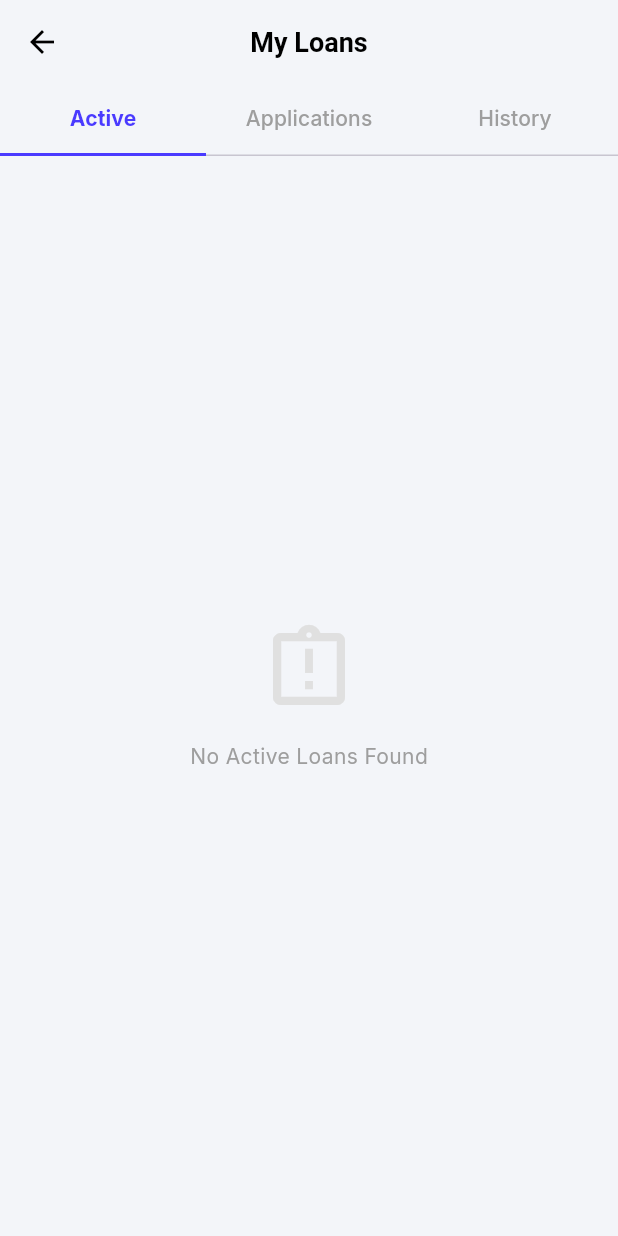
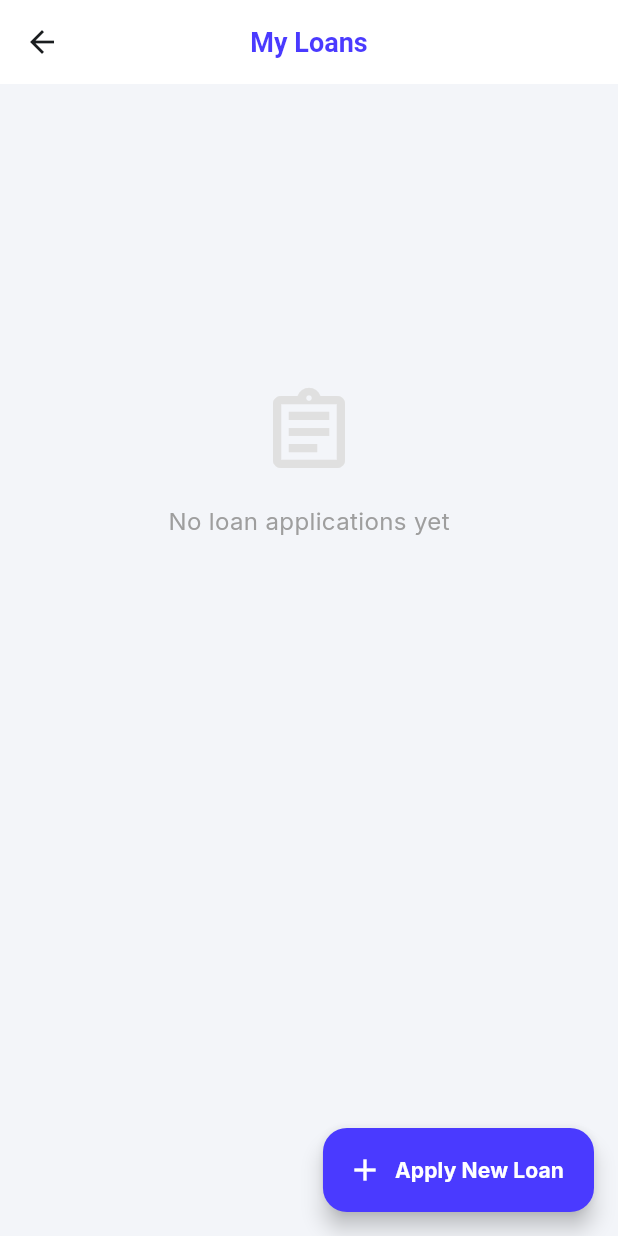
Before and after one commit to Dhankund-ORG/dhankund-offcial-all-in-one, a Flutter app: the MyLoansScreen screen opened directly, on a phone screen of 412 x 824 dp. Run offline on Flutter 3.47's test engine with Material 3 defaults, Android fonts, the phone set to English and light mode, and no system bars; our stand-ins replace cloud_firestore, file_picker, firebase_auth, flutter_dotenv, google_fonts, local_auth and 2 more; accounts and stored records are empty; network calls fail; project files that could hold a hidden picture were left out.

Commit message:
DSA my_loans: FutureBuilder + polling instead of Firestore stream

```diff
--- a/DSA-Banker-flutter app/lib/presentation/customer_app/my_loans_screen.dart
+++ b/DSA-Banker-flutter app/lib/presentation/customer_app/my_loans_screen.dart
@@ -1,247 +1,73 @@
-import 'package:cloud_firestore/cloud_firestore.dart';
-import 'package:firebase_auth/firebase_auth.dart';
+import 'dart:async';
 import 'package:flutter/material.dart';
-import 'loan_detail_screen.dart';
+import 'package:my_flutter_app/services/api_service.dart';
+import 'package:my_flutter_app/presentation/customer_app/loan_selection_screen.dart';
 
 class MyLoansScreen extends StatefulWidget {
   const MyLoansScreen({super.key});
-
   @override
   State<MyLoansScreen> createState() => _MyLoansScreenState();
 }
 
-class _MyLoansScreenState extends State<MyLoansScreen>
-    with SingleTickerProviderStateMixin {
-  late TabController _tabController;
+class _MyLoansScreenState extends State<MyLoansScreen> {
+  final _api = ApiService();
+  List<Map<String, dynamic>> _loans = [];
+  bool _isLoading = true;
+  Timer? _pollTimer;
 
   @override
-  void initState() {
-    super.initState();
-    _tabController = TabController(length: 3, vsync: this);
+  void initState() { super.initState(); _loadLoans(); _pollTimer = Timer.periodic(const Duration(seconds: 30), (_) => _loadLoans()); }
+  @override
+  void dispose() { _pollTimer?.cancel(); super.dispose(); }
+
+  Future<void> _loadLoans() async {
+    try {
+      final list = await _api.fetchMyLoans();
+      if (mounted) setState(() { _loans = list; _isLoading = false; });
+    } catch (e) {
+      if (mounted) setState(() => _isLoading = false);
+    }
   }
 
-  @override
-  void dispose() {
-    _tabController.dispose();
-    super.dispose();
+  Color _statusColor(String status) {
+    switch (status.toLowerCase()) {
+      case 'approved': case 'disbursed': return const Color(0xFF27AE60);
+      case 'rejected': return Colors.redAccent;
+      case 'processing': case 'in review': return Colors.blue;
+      default: return Colors.orange;
+    }
   }
 
   @override
   Widget build(BuildContext context) {
     return Scaffold(
       backgroundColor: const Color(0xFFF3F5F9),
-      appBar: AppBar(
-        title: const Text(
-          'My Loans',
-          style: TextStyle(
-            color: Colors.black,
-            fontWeight: FontWeight.bold,
-            fontSize: 18,
-          ),
-        ),
-        backgroundColor: Colors.transparent,
-        elevation: 0,
-        centerTitle: true,
-        leading: IconButton(
-          icon: const Icon(Icons.arrow_back, color: Colors.black),
-          onPressed: () => Navigator.pop(context),
-        ),
-        bottom: TabBar(
-          controller: _tabController,
-          labelColor: const Color(0xFF4A3AFF),
-          unselectedLabelColor: Colors.grey,
-          indicatorColor: const Color(0xFF4A3AFF),
-          tabs: const [
-            Tab(text: 'Active'),
-            Tab(text: 'Applications'),
-            Tab(text: 'History'),
-          ],
-        ),
+      appBar: AppBar(title: const Text('My Loans', style: TextStyle(color: Color(0xFF4A3AFF), fontWeight: FontWeight.bold)), backgroundColor: Colors.white, elevation: 0, centerTitle: true),
+      body: RefreshIndicator(
+        color: const Color(0xFF4A3AFF),
+        onRefresh: _loadLoans,
+        child: _isLoading
+          ? const Center(child: CircularProgressIndicator(color: Color(0xFF4A3AFF)))
+          : _loans.isEmpty
+            ? ListView(children: [const SizedBox(height: 200), Center(child: Column(children: [Icon(Icons.assignment_outlined, size: 64, color: Colors.grey[300]), const SizedBox(height: 16), const Text('No loan applications yet', style: TextStyle(color: Colors.grey, fontSize: 16))]))],)
+            : ListView.builder(padding: const EdgeInsets.all(20.0), itemCount: _loans.length, itemBuilder: (context, index) {
+                final loan = _loans[index];
+                final status = (loan['status'] ?? 'Pending').toString();
+                final color = _statusColor(status);
+                return Container(margin: const EdgeInsets.only(bottom: 16), padding: const EdgeInsets.all(20), decoration: BoxDecoration(color: Colors.white, borderRadius: BorderRadius.circular(16), boxShadow: [BoxShadow(color: Colors.black.withOpacity(0.04), blurRadius: 10, offset: const Offset(0, 4))]), child: Column(crossAxisAlignment: CrossAxisAlignment.start, children: [
+                  Row(mainAxisAlignment: MainAxisAlignment.spaceBetween, children: [Expanded(child: Text(loan['loan_type'] ?? 'Loan', style: const TextStyle(fontSize: 18, fontWeight: FontWeight.bold, color: Colors.black87))), Container(padding: const EdgeInsets.symmetric(horizontal: 12, vertical: 6), decoration: BoxDecoration(color: color.withOpacity(0.1), borderRadius: BorderRadius.circular(20)), child: Text(status, style: TextStyle(color: color, fontSize: 12, fontWeight: FontWeight.bold)))]),
+                  const SizedBox(height: 12), const Divider(),
+                  const SizedBox(height: 12),
+                  if ((loan['full_name'] ?? '').toString().isNotEmpty) _buildInfoRow('Applicant', loan['full_name']),
+                  if ((loan['loan_amount'] ?? '').toString().isNotEmpty) _buildInfoRow('Amount', '₹${loan['loan_amount']}'),
+                  if ((loan['mobile_number'] ?? '').toString().isNotEmpty) _buildInfoRow('Mobile', loan['mobile_number']),
+                  _buildInfoRow('Submitted', (loan['submitted_at'] ?? '').toString().substring(0, (loan['submitted_at'] ?? '').toString().length > 10 ? 10 : (loan['submitted_at'] ?? '').toString().length)),
+                ]));
+              }),
       ),
-      body: TabBarView(
-        controller: _tabController,
-        children: [
-          _buildLoanList('Active'), // Active Loans
-          _buildLoanList('Applications'), // Pending Applications
-          _buildLoanList('History'), // Closed or Rejected
-        ],
-      ),
+      floatingActionButton: FloatingActionButton.extended(onPressed: () => Navigator.push(context, MaterialPageRoute(builder: (context) => const LoanSelectionScreen())), backgroundColor: const Color(0xFF4A3AFF), icon: const Icon(Icons.add, color: Colors.white), label: const Text('Apply New Loan', style: TextStyle(color: Colors.white, fontWeight: FontWeight.bold))),
     );
   }
 
-  Widget _buildLoanList(String category) {
-    final user = FirebaseAuth.instance.currentUser;
-    if (user == null)
-      return const Center(child: Text('Please login to view loans'));
-
-    Query query = FirebaseFirestore.instance
-        .collection('loan_applications')
-        .where(
-          'email',
-          isEqualTo: user.email,
-        ); // Filtering by user email for simplicity
-
-    return StreamBuilder<QuerySnapshot>(
-      stream: query.snapshots(),
-      builder: (context, snapshot) {
-        if (snapshot.hasError)
-          return Center(child: Text('Error: ${snapshot.error}'));
-        if (snapshot.connectionState == ConnectionState.waiting) {
-          return const Center(child: CircularProgressIndicator());
-        }
-
-        final docs = snapshot.data!.docs;
-
-        // Filter locally based on category
-        final filteredDocs = docs.where((doc) {
-          final data = doc.data() as Map<String, dynamic>;
-          final status = data['status'] ?? 'Submitted';
-          if (category == 'Active') return status == 'Disbursed';
-          if (category == 'Applications') {
-            return ['Submitted', 'Under Review', 'Approved'].contains(status);
-          }
-          if (category == 'History') {
-            return ['Closed', 'Rejected'].contains(status);
-          }
-          return false;
-        }).toList();
-
-        if (filteredDocs.isEmpty) {
-          return Center(
-            child: Column(
-              mainAxisAlignment: MainAxisAlignment.center,
-              children: [
-                Icon(
-                  Icons.assignment_late_outlined,
-                  size: 64,
-                  color: Colors.grey.shade300,
-                ),
-                const SizedBox(height: 16),
-                Text(
-                  'No $category Loans Found',
-                  style: TextStyle(color: Colors.grey.shade500),
-                ),
-              ],
-            ),
-          );
-        }
-
-        return ListView.builder(
-          padding: const EdgeInsets.all(16),
-          itemCount: filteredDocs.length,
-          itemBuilder: (context, index) {
-            final data = filteredDocs[index].data() as Map<String, dynamic>;
-            final docId = filteredDocs[index].id;
-            return _buildLoanCard(data, docId);
-          },
-        );
-      },
-    );
-  }
-
-  Widget _buildLoanCard(Map<String, dynamic> data, String docId) {
-    String status = data['status'] ?? 'Submitted';
-    String loanType = data['loan_type'] ?? 'Personal Loan';
-    String amount = data['loan_amount'] ?? '0';
-
-    return GestureDetector(
-      onTap: () {
-        Navigator.push(
-          context,
-          MaterialPageRoute(
-            builder: (context) =>
-                LoanDetailScreen(loanData: data, docId: docId),
-          ),
-        );
-      },
-      child: Container(
-        margin: const EdgeInsets.only(bottom: 16),
-        padding: const EdgeInsets.all(16),
-        decoration: BoxDecoration(
-          color: Colors.white,
-          borderRadius: BorderRadius.circular(16),
-          boxShadow: [
-            BoxShadow(color: Colors.black.withOpacity(0.02), blurRadius: 10),
-          ],
-        ),
-        child: Column(
-          crossAxisAlignment: CrossAxisAlignment.start,
-          children: [
-            Row(
-              mainAxisAlignment: MainAxisAlignment.spaceBetween,
-              children: [
-                Text(
-                  loanType,
-                  style: const TextStyle(
-                    fontWeight: FontWeight.bold,
-                    fontSize: 16,
-                  ),
-                ),
-                _buildStatusChip(status),
-              ],
-            ),
-            const SizedBox(height: 8),
-            Text(
-              'Amount: ₹$amount',
-              style: const TextStyle(color: Colors.black87, fontSize: 14),
-            ),
-            const SizedBox(height: 16),
-            if (['Submitted', 'Under Review', 'Approved'].contains(status))
-              _buildSimpleProgressTracker(status),
-          ],
-        ),
-      ),
-    );
-  }
-
-  Widget _buildStatusChip(String status) {
-    Color color = Colors.blue;
-    if (status == 'Under Review') color = Colors.orange;
-    if (status == 'Approved') color = Colors.teal;
-    if (status == 'Disbursed') color = Colors.green;
-    if (status == 'Rejected') color = Colors.red;
-
-    return Container(
-      padding: const EdgeInsets.symmetric(horizontal: 10, vertical: 4),
-      decoration: BoxDecoration(
-        color: color.withOpacity(0.1),
-        borderRadius: BorderRadius.circular(20),
-      ),
-      child: Text(
-        status,
-        style: TextStyle(
-          color: color,
-          fontSize: 12,
-          fontWeight: FontWeight.bold,
-        ),
-      ),
-    );
-  }
-
-  Widget _buildSimpleProgressTracker(String currentStatus) {
-    final stages = ['Submitted', 'Under Review', 'Approved', 'Disbursed'];
-    int currentIndex = stages.indexOf(currentStatus);
-
-    return Column(
-      crossAxisAlignment: CrossAxisAlignment.start,
-      children: [
-        const Text(
-          'Status Tracker',
-          style: TextStyle(
-            fontSize: 12,
-            color: Colors.grey,
-            fontWeight: FontWeight.w500,
-          ),
-        ),
-        const SizedBox(height: 8),
-        LinearProgressIndicator(
-          value: (currentIndex + 1) / stages.length,
-          backgroundColor: Colors.grey.shade200,
-          color: const Color(0xFF4A3AFF),
-          minHeight: 6,
-          borderRadius: BorderRadius.circular(10),
-        ),
-      ],
-    );
-  }
+  Widget _buildInfoRow(String label, dynamic value) => Padding(padding: const EdgeInsets.only(bottom: 8.0), child: Row(mainAxisAlignment: MainAxisAlignment.spaceBetween, children: [Text(label, style: TextStyle(color: Colors.grey[600], fontSize: 13)), const SizedBox(width: 12), Flexible(child: Text(value?.toString() ?? '-', textAlign: TextAlign.right, style: const TextStyle(fontWeight: FontWeight.w600, fontSize: 14, color: Colors.black87)))]));
 }
```
